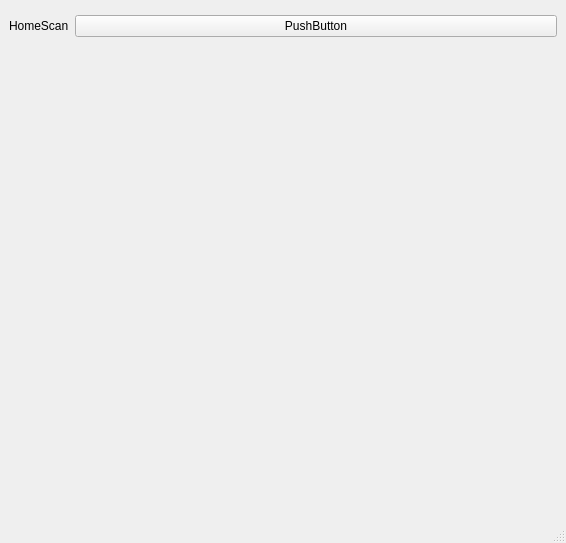
Before: the Qt Designer form mainwindow.ui in hunterjreid/HomeScan, drawn with Qt 5.
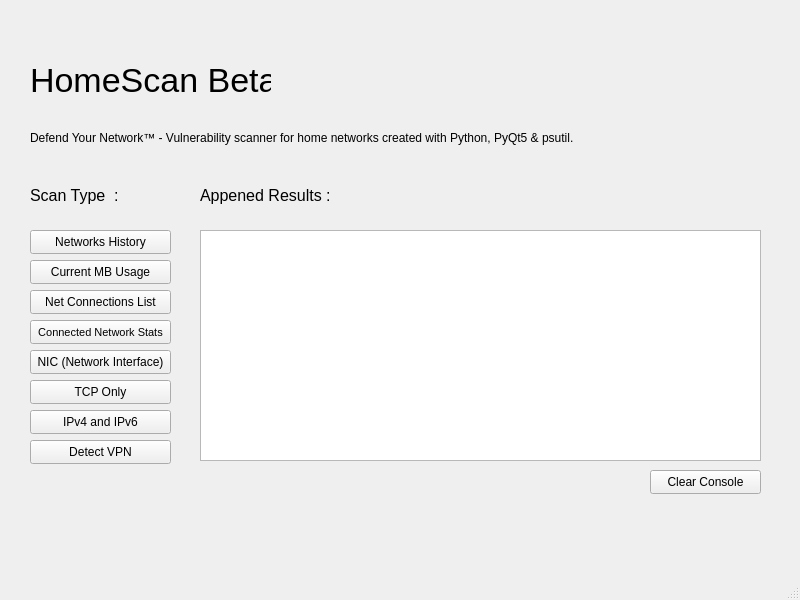
After: the same form once the commit is applied.

Commit message:
Network Scanner functionality with basic GUI 😊
TODO NEXT:

- visualize data in graph
- expand upon GUI

Patch:
```diff
--- a/mainwindow.ui
+++ b/mainwindow.ui
@@ -6,67 +6,208 @@
    <rect>
     <x>0</x>
     <y>0</y>
-    <width>566</width>
-    <height>543</height>
+    <width>800</width>
+    <height>600</height>
    </rect>
   </property>
   <property name="windowTitle">
    <string>MainWindow</string>
   </property>
   <widget class="QWidget" name="centralwidget">
-   <layout class="QVBoxLayout" name="verticalLayout">
-    <item>
-     <layout class="QFormLayout" name="formLayout">
-      <item row="1" column="0">
-       <widget class="QLabel" name="label">
-        <property name="text">
-         <string>HomeScan</string>
-        </property>
-       </widget>
-      </item>
-      <item row="1" column="1">
-       <widget class="QPushButton" name="pushButton">
-        <property name="text">
-         <string>PushButton</string>
-        </property>
-       </widget>
-      </item>
-      <item row="0" column="1">
-       <widget class="QFrame" name="frame">
-        <property name="frameShape">
-         <enum>QFrame::StyledPanel</enum>
-        </property>
-        <property name="frameShadow">
-         <enum>QFrame::Raised</enum>
-        </property>
-        <widget class="QPushButton" name="pushButton_2">
-         <property name="geometry">
-          <rect>
-           <x>170</x>
-           <y>100</y>
-           <width>75</width>
-           <height>24</height>
-          </rect>
-         </property>
-         <property name="text">
-          <string>Preform Scan</string>
-         </property>
-        </widget>
-        <widget class="QSpinBox" name="spinBox">
-         <property name="geometry">
-          <rect>
-           <x>220</x>
-           <y>161</y>
-           <width>171</width>
-           <height>81</height>
-          </rect>
-         </property>
-        </widget>
-       </widget>
-      </item>
-     </layout>
-    </item>
-   </layout>
+   <widget class="QLabel" name="label">
+    <property name="geometry">
+     <rect>
+      <x>30</x>
+      <y>50</y>
+      <width>241</width>
+      <height>61</height>
+     </rect>
+    </property>
+    <property name="styleSheet">
+     <string notr="true">font-size:34px;</string>
+    </property>
+    <property name="text">
+     <string>HomeScan Beta</string>
+    </property>
+   </widget>
+   <widget class="QLabel" name="label_2">
+    <property name="geometry">
+     <rect>
+      <x>30</x>
+      <y>180</y>
+      <width>151</width>
+      <height>31</height>
+     </rect>
+    </property>
+    <property name="styleSheet">
+     <string notr="true">font-size:16px;</string>
+    </property>
+    <property name="text">
+     <string>Scan Type  :</string>
+    </property>
+   </widget>
+   <widget class="QPushButton" name="pushButton">
+    <property name="geometry">
+     <rect>
+      <x>30</x>
+      <y>230</y>
+      <width>141</width>
+      <height>24</height>
+     </rect>
+    </property>
+    <property name="text">
+     <string>Networks History</string>
+    </property>
+   </widget>
+   <widget class="QPushButton" name="pushButton_2">
+    <property name="geometry">
+     <rect>
+      <x>30</x>
+      <y>260</y>
+      <width>141</width>
+      <height>24</height>
+     </rect>
+    </property>
+    <property name="text">
+     <string>Current MB Usage</string>
+    </property>
+   </widget>
+   <widget class="QPushButton" name="pushButton_3">
+    <property name="geometry">
+     <rect>
+      <x>30</x>
+      <y>320</y>
+      <width>141</width>
+      <height>24</height>
+     </rect>
+    </property>
+    <property name="styleSheet">
+     <string notr="true">font-size:11px;</string>
+    </property>
+    <property name="text">
+     <string>Connected Network Stats</string>
+    </property>
+   </widget>
+   <widget class="QPushButton" name="pushButton_4">
+    <property name="geometry">
+     <rect>
+      <x>30</x>
+      <y>290</y>
+      <width>141</width>
+      <height>24</height>
+     </rect>
+    </property>
+    <property name="text">
+     <string>Net Connections List</string>
+    </property>
+   </widget>
+   <widget class="QPushButton" name="pushButton_5">
+    <property name="geometry">
+     <rect>
+      <x>30</x>
+      <y>410</y>
+      <width>141</width>
+      <height>24</height>
+     </rect>
+    </property>
+    <property name="text">
+     <string>IPv4 and IPv6</string>
+    </property>
+   </widget>
+   <widget class="QPushButton" name="pushButton_6">
+    <property name="geometry">
+     <rect>
+      <x>30</x>
+      <y>380</y>
+      <width>141</width>
+      <height>24</height>
+     </rect>
+    </property>
+    <property name="text">
+     <string>TCP Only</string>
+    </property>
+   </widget>
+   <widget class="QPushButton" name="pushButton_7">
+    <property name="geometry">
+     <rect>
+      <x>30</x>
+      <y>440</y>
+      <width>141</width>
+      <height>24</height>
+     </rect>
+    </property>
+    <property name="text">
+     <string>Detect VPN</string>
+    </property>
+   </widget>
+   <widget class="QPushButton" name="pushButton_8">
+    <property name="geometry">
+     <rect>
+      <x>30</x>
+      <y>350</y>
+      <width>141</width>
+      <height>24</height>
+     </rect>
+    </property>
+    <property name="styleSheet">
+     <string notr="true"/>
+    </property>
+    <property name="text">
+     <string>NIC (Network Interface)</string>
+    </property>
+   </widget>
+   <widget class="QTextEdit" name="textEdit">
+    <property name="geometry">
+     <rect>
+      <x>200</x>
+      <y>230</y>
+      <width>561</width>
+      <height>231</height>
+     </rect>
+    </property>
+   </widget>
+   <widget class="QLabel" name="label_3">
+    <property name="geometry">
+     <rect>
+      <x>200</x>
+      <y>180</y>
+      <width>181</width>
+      <height>31</height>
+     </rect>
+    </property>
+    <property name="styleSheet">
+     <string notr="true">font-size:16px;</string>
+    </property>
+    <property name="text">
+     <string>Appened Results :</string>
+    </property>
+   </widget>
+   <widget class="QLabel" name="label_4">
+    <property name="geometry">
+     <rect>
+      <x>30</x>
+      <y>130</y>
+      <width>691</width>
+      <height>16</height>
+     </rect>
+    </property>
+    <property name="text">
+     <string>Defend Your Network™ - Vulnerability scanner for home networks created with Python, PyQt5 &amp; psutil.</string>
+    </property>
+   </widget>
+   <widget class="QPushButton" name="pushButton_9">
+    <property name="geometry">
+     <rect>
+      <x>650</x>
+      <y>470</y>
+      <width>111</width>
+      <height>24</height>
+     </rect>
+    </property>
+    <property name="text">
+     <string>Clear Console</string>
+    </property>
+   </widget>
   </widget>
   <widget class="QMenuBar" name="menubar">
    <property name="geometry">
```
Left out of the diff: 4 changed lines with no effect on the pictures. The commit also changes 2 other files.
